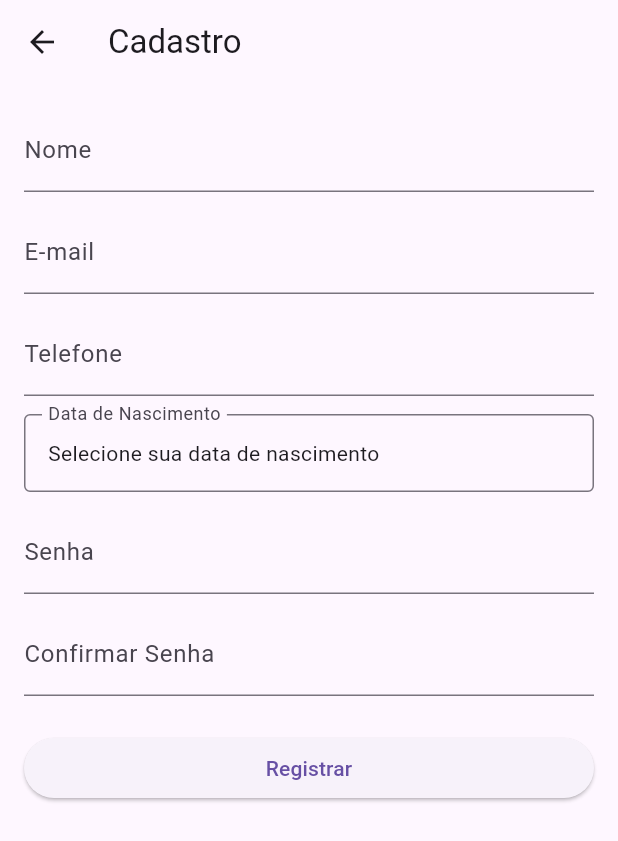
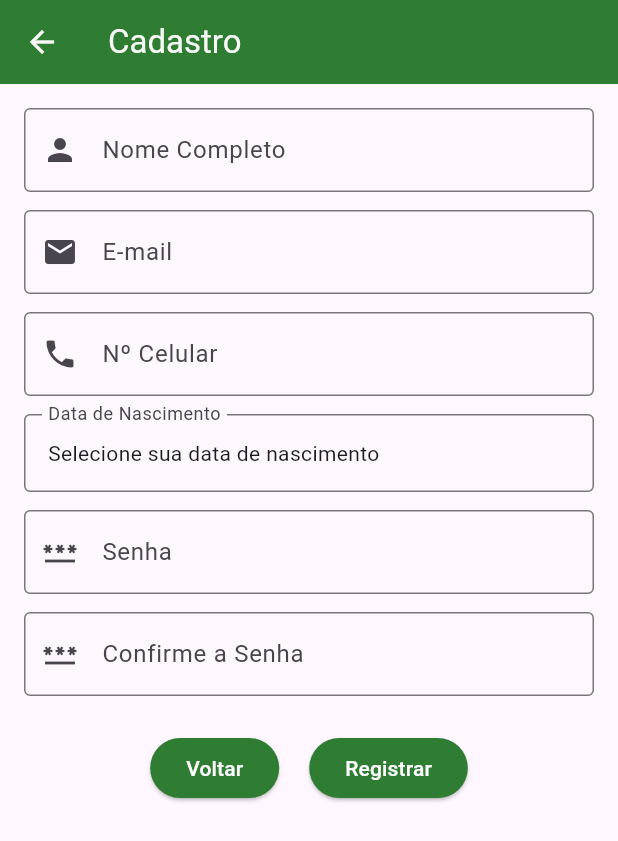
Before and after one commit to GuustavoPetry/marketool_finance, a Flutter app: the RegisterView screen opened directly, on a phone screen of 412 x 824 dp. Shown: the top 841 px of the screen. Run offline on Flutter 3.47's test engine with Material 3 defaults, Android fonts, the phone set to English and light mode, and no system bars; missing offline and left inert: file_selector.

Commit message:
Register View (#21)

```diff
--- a/lib/src/app/app_widget.dart
+++ b/lib/src/app/app_widget.dart
@@ -2,6 +2,7 @@ import 'package:flutter/material.dart';
 import 'package:marketool_financer/src/app/generate_routes.dart';
 import 'package:marketool_financer/src/services/auth_service.dart';
 import 'package:marketool_financer/src/views/login_view.dart';
+import 'package:marketool_financer/src/views/register_view.dart';
 
 class AppWidget extends StatelessWidget {
   const AppWidget({super.key});
@@ -13,8 +14,9 @@ class AppWidget extends StatelessWidget {
       initialRoute: AuthService.isLoggedIn ? "/home" : "/login",
       routes: {
         "/login": (context) => LoginView(),
-        ...generateRoutes()
-      }
+        "/register": (context) => RegisterView(),
+        ...generateRoutes(),
+      },
     );
   }
 }
--- a/lib/src/views/login_view.dart
+++ b/lib/src/views/login_view.dart
@@ -77,7 +77,9 @@ class _LoginViewState extends State<LoginView> {
               children: [
                 CustomButton(text: "Entrar", onPressed: _handleLogin),
 
-                CustomButton(text: "Cadastrar", onPressed: () {}),
+                CustomButton(text: "Cadastrar", onPressed: () {
+                  Navigator.pushReplacementNamed(context, "/register");
+                }),
               ],
             ),
           ),
--- a/lib/src/views/register_view.dart
+++ b/lib/src/views/register_view.dart
@@ -1,5 +1,8 @@
 import 'package:flutter/material.dart';
 import 'package:marketool_financer/src/controllers/register_controller.dart';
+import 'package:marketool_financer/src/widgets/custom_button.dart';
+import 'package:marketool_financer/src/widgets/custom_date_picker.dart';
+import 'package:marketool_financer/src/widgets/custom_form_field.dart';
 
 class RegisterView extends StatefulWidget {
   const RegisterView({super.key});
@@ -42,31 +45,59 @@ class _RegisterViewState extends State<RegisterView> {
   @override
   Widget build(BuildContext context) {
     return Scaffold(
-      appBar: AppBar(title: const Text('Cadastro')),
+      appBar: AppBar(
+        title: const Text(
+            'Cadastro',
+            style: TextStyle(color: Color(0xFFF8F9F7)),
+          ),
+
+        leading: IconButton(
+          onPressed: () {
+            Navigator.pushReplacementNamed(context, "/login");
+          },
+          icon: Icon(Icons.arrow_back, color: Color(0xFFF8F9F7)),
+        ),
+        backgroundColor: const Color(0xFF2E7D32),
+      ),
       body: Padding(
         padding: const EdgeInsets.all(16),
         child: Form(
           key: _controller.formKey,
           child: ListView(
             children: [
-              TextFormField(
-                controller: _controller.nameController,
-                decoration: const InputDecoration(labelText: 'Nome'),
-                validator: _controller.validateName,
+              CustomFormField(
+                text: "Nome Completo",
+                icon: Icon(Icons.person),
+                type: TextInputType.text,
+                isObscure: false,
+                inputController: _controller.nameController,
+                inputValidator: _controller.validateName,
               ),
+
               const SizedBox(height: 12),
-              TextFormField(
-                controller: _controller.emailController,
-                decoration: const InputDecoration(labelText: 'E-mail'),
-                validator: _controller.validateEmail,
+
+              CustomFormField(
+                text: "E-mail",
+                icon: Icon(Icons.email),
+                type: TextInputType.emailAddress,
+                isObscure: false,
+                inputController: _controller.emailController,
+                inputValidator: _controller.validateEmail,
               ),
+
               const SizedBox(height: 12),
-              TextFormField(
-                controller: _controller.phoneController,
-                decoration: const InputDecoration(labelText: 'Telefone'),
-                validator: _controller.validatePhone,
+
+              CustomFormField(
+                text: "Nº Celular",
+                icon: Icon(Icons.phone),
+                type: TextInputType.phone,
+                isObscure: false,
+                inputController: _controller.phoneController,
+                inputValidator: _controller.validatePhone,
               ),
+
               const SizedBox(height: 12),
+
               InkWell(
                 onTap: _pickBirthDate,
                 child: InputDecorator(
@@ -81,26 +112,49 @@ class _RegisterViewState extends State<RegisterView> {
                               '${_controller.birthDate!.month.toString().padLeft(2, '0')}/'
                               '${_controller.birthDate!.year}'
                         : 'Selecione sua data de nascimento',
-                    style: Theme.of(context).textTheme.bodyMedium,
                   ),
                 ),
               ),
+
               const SizedBox(height: 12),
-              TextFormField(
-                controller: _controller.passwordController,
-                decoration: const InputDecoration(labelText: 'Senha'),
-                obscureText: true,
-                validator: _controller.validatePassword,
+
+              CustomFormField(
+                text: "Senha",
+                icon: Icon(Icons.password),
+                type: TextInputType.text,
+                isObscure: true,
+                inputController: _controller.passwordController,
+                inputValidator: _controller.validatePassword,
               ),
+
               const SizedBox(height: 12),
-              TextFormField(
-                controller: _controller.confirmPasswordController,
-                decoration: const InputDecoration(labelText: 'Confirmar Senha'),
-                obscureText: true,
-                validator: _controller.validateConfirmPassword,
+
+              CustomFormField(
+                text: "Confirme a Senha",
+                icon: Icon(Icons.password),
+                type: TextInputType.text,
+                isObscure: true,
+                inputController: _controller.passwordController,
+                inputValidator: _controller.validateConfirmPassword,
               ),
+
               const SizedBox(height: 24),
-              ElevatedButton(
+
+              Center(
+                child: Row(
+                  mainAxisAlignment: MainAxisAlignment.center,
+                  children: [
+                    CustomButton(
+                      text: "Voltar",
+                      onPressed: () {
+                        Navigator.pushReplacementNamed(context, "/login");
+                      },
+                    ),
+
+                    SizedBox(width: 20),
+
+                    CustomButton(
+                      text: "Registrar",
                       onPressed: _controller.isLoading
                           ? null
                           : () async {
@@ -110,7 +164,9 @@ class _RegisterViewState extends State<RegisterView> {
                               if (success && context.mounted) {
                                 ScaffoldMessenger.of(context).showSnackBar(
                                   const SnackBar(
-                              content: Text('Cadastro realizado com sucesso!'),
+                                    content: Text(
+                                      'Cadastro realizado com sucesso!',
+                                    ),
                                   ),
                                 );
                               }
@@ -126,6 +182,9 @@ class _RegisterViewState extends State<RegisterView> {
                   ],
                 ),
               ),
+            ],
+          ),
+        ),
       ),
     );
   }
--- a/lib/src/widgets/custom_button.dart
+++ b/lib/src/widgets/custom_button.dart
@@ -3,11 +3,13 @@ import 'package:flutter/material.dart';
 class CustomButton extends StatelessWidget {
   final String text;
   final VoidCallback? onPressed;
+  final Widget child;
 
   const CustomButton({
     super.key,
     required this.text,
     required this.onPressed,
+    this.child = const SizedBox.shrink(),
   });
 
   @override
@@ -22,9 +24,6 @@ class CustomButton extends StatelessWidget {
           onPressed: onPressed,
           child: Text(text, style: const TextStyle(color: Colors.white)),
         ),
-        const SizedBox(
-          width: 15,
-        ),
       ],
     );
   }
```
Lines whose indentation alone changed are shown as unchanged.
